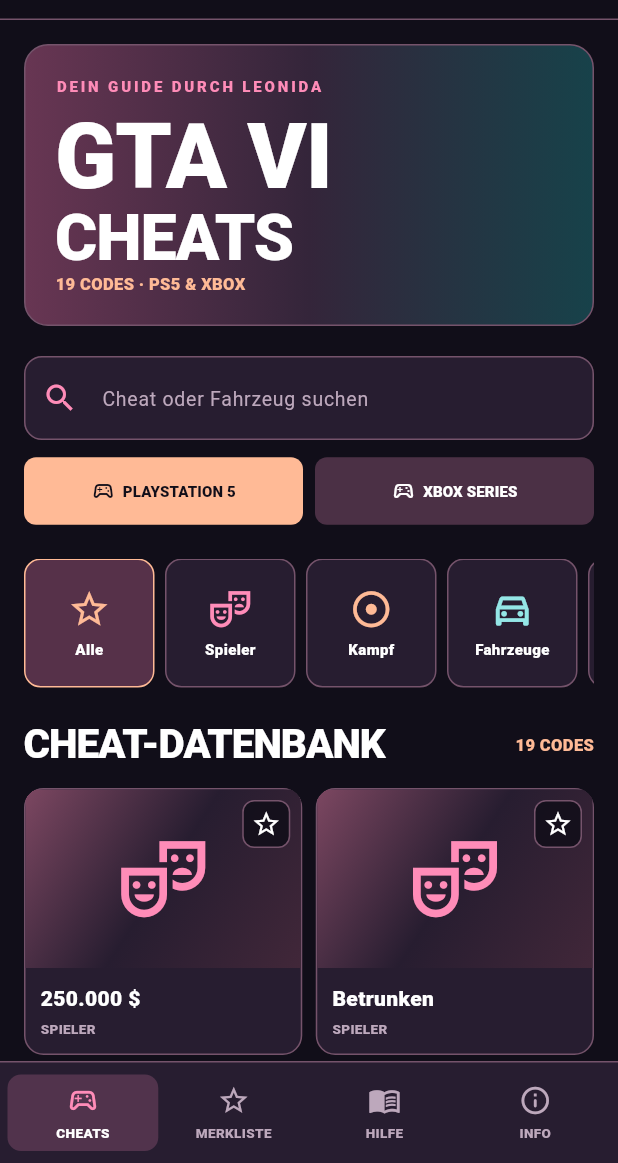
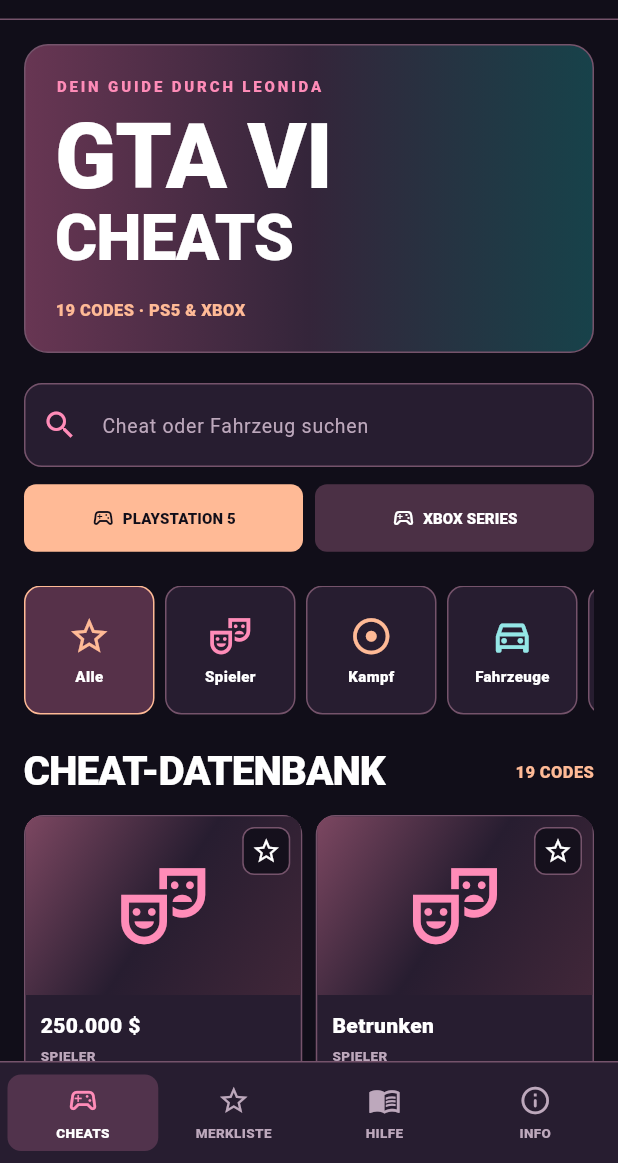
Before and after one commit to hsdarestani/gtacheat, a Flutter app: the screen it shows after launch, on a phone screen of 412 x 824 dp, the part 73-1236 px from its top. Run offline on Flutter 3.47's test engine with Material 3 defaults, Android fonts, the phone set to English and light mode, and no system bars; our stand-ins replace share_plus, shared_preferences.

Commit message:
fix(mobile): resolve native hero one-pixel RenderFlex overflow

```diff
--- a/mobile/lib/main.dart
+++ b/mobile/lib/main.dart
@@ -235,7 +235,7 @@ class _MainScreenState extends State<MainScreen> {
               onTap: () => _favorite(cheat),
               child: Container(
                 width: 32, height: 32,
-                decoration: BoxDecoration(color: bg.withOpacity(.88), borderRadius: BorderRadius.circular(8), border: Border.all(color: edge)),
+                decoration: BoxDecoration(color: bg.withValues(alpha: .88), borderRadius: BorderRadius.circular(8), border: Border.all(color: edge)),
                 child: Icon(saved.contains(cheat.id) ? Icons.star : Icons.star_border, size: 20, color: saved.contains(cheat.id) ? pink : Colors.white),
               ),
             )),
@@ -325,7 +325,7 @@ class _MainScreenState extends State<MainScreen> {
     final cardWidth = (limits.maxWidth - (cols - 1) * gap) / cols;
     return Column(crossAxisAlignment: CrossAxisAlignment.start, children: [
       if (tab == 0) Container(
-        height: 188, width: double.infinity,
+        height: 206, width: double.infinity,
         padding: const EdgeInsets.all(20),
         decoration: BoxDecoration(
           gradient: const LinearGradient(colors: [Color(0xFF683653), Color(0xFF34253A), Color(0xFF17424A)]),
```
